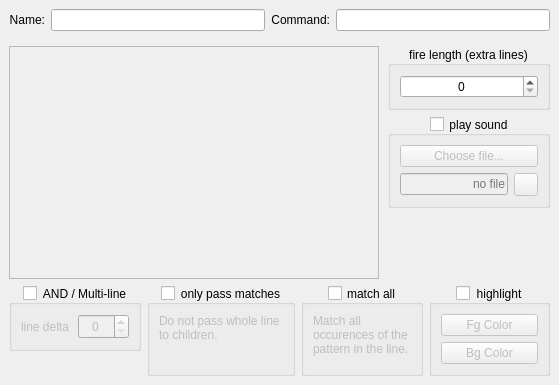
The window that src/ui/triggers_main_area.ui (Mudlet/Mudlet) describes before a commit, drawn with Qt 5.
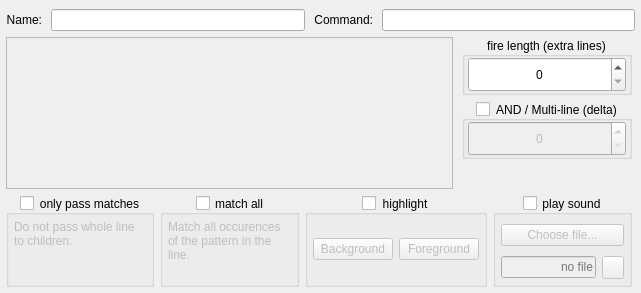
The same window after the commit. Icons and pictures are not drawn.

Commit message:
Revise: tweak layout of triggers_main_area form
Swaps the position of two controls to try and improve the utilisation of
the available space.

Diff of the .ui file:
```diff
--- a/src/ui/triggers_main_area.ui
+++ b/src/ui/triggers_main_area.ui
@@ -6,8 +6,8 @@
    <rect>
     <x>0</x>
     <y>0</y>
-    <width>559</width>
-    <height>385</height>
+    <width>641</width>
+    <height>293</height>
    </rect>
   </property>
   <layout class="QVBoxLayout" name="verticalLayout_main_area" stretch="0,1,0">
@@ -35,6 +35,18 @@
       <bool>true</bool>
      </property>
      <layout class="QHBoxLayout" name="horizontalLayout_widget_top" stretch="0,1,0,1">
+      <property name="spacing">
+       <number>9</number>
+      </property>
+      <property name="leftMargin">
+       <number>6</number>
+      </property>
+      <property name="rightMargin">
+       <number>6</number>
+      </property>
+      <property name="bottomMargin">
+       <number>0</number>
+      </property>
       <item>
        <widget class="QLabel" name="label_trigger_name">
         <property name="sizePolicy">
@@ -114,6 +126,9 @@
       <property name="spacing">
        <number>0</number>
       </property>
+      <property name="leftMargin">
+       <number>6</number>
+      </property>
       <property name="topMargin">
        <number>0</number>
       </property>
@@ -131,22 +146,12 @@
         <property name="widgetResizable">
          <bool>true</bool>
         </property>
-        <widget class="QWidget" name="widget_scrollArea">
-         <property name="geometry">
-          <rect>
-           <x>0</x>
-           <y>0</y>
-           <width>359</width>
-           <height>197</height>
-          </rect>
-         </property>
-        </widget>
        </widget>
       </item>
       <item>
        <widget class="QWidget" name="widget_middleRight" native="true">
         <property name="sizePolicy">
-         <sizepolicy hsizetype="Fixed" vsizetype="Expanding">
+         <sizepolicy hsizetype="Fixed" vsizetype="Minimum">
           <horstretch>0</horstretch>
           <verstretch>0</verstretch>
          </sizepolicy>
@@ -154,7 +159,7 @@
         <property name="autoFillBackground">
          <bool>true</bool>
         </property>
-        <layout class="QVBoxLayout" name="verticalLayout_widget_middleRight" stretch="0,0,0">
+        <layout class="QVBoxLayout" name="verticalLayout_widget_middleRight" stretch="0,0,1">
          <property name="topMargin">
           <number>0</number>
          </property>
@@ -164,7 +169,7 @@
          <item alignment="Qt::AlignTop">
           <widget class="QGroupBox" name="groupBox_stayOpen">
            <property name="sizePolicy">
-            <sizepolicy hsizetype="Expanding" vsizetype="Expanding">
+            <sizepolicy hsizetype="Preferred" vsizetype="Minimum">
              <horstretch>0</horstretch>
              <verstretch>0</verstretch>
             </sizepolicy>
@@ -172,7 +177,7 @@
            <property name="minimumSize">
             <size>
              <width>0</width>
-             <height>0</height>
+             <height>58</height>
             </size>
            </property>
            <property name="maximumSize">
@@ -199,15 +204,33 @@
            <property name="checked">
             <bool>false</bool>
            </property>
-           <layout class="QHBoxLayout" name="horizontalLayout">
+           <layout class="QHBoxLayout" name="horizontalLayout_groupBox_stayOpen" stretch="1">
+            <property name="leftMargin">
+             <number>3</number>
+            </property>
+            <property name="topMargin">
+             <number>0</number>
+            </property>
+            <property name="rightMargin">
+             <number>3</number>
+            </property>
+            <property name="bottomMargin">
+             <number>0</number>
+            </property>
             <item>
              <widget class="QSpinBox" name="spinBox_stayOpen">
               <property name="sizePolicy">
-               <sizepolicy hsizetype="Expanding" vsizetype="Expanding">
+               <sizepolicy hsizetype="Preferred" vsizetype="Minimum">
                 <horstretch>0</horstretch>
                 <verstretch>0</verstretch>
                </sizepolicy>
               </property>
+              <property name="minimumSize">
+               <size>
+                <width>0</width>
+                <height>21</height>
+               </size>
+              </property>
               <property name="toolTip">
                <string>&lt;p&gt;How many more line after the one that fired the trigger should be passed to children?&lt;/p&gt;</string>
               </property>
@@ -215,7 +238,7 @@
                <set>Qt::AlignCenter</set>
               </property>
               <property name="maximum">
-               <number>1000</number>
+               <number>99</number>
               </property>
              </widget>
             </item>
@@ -223,9 +246,9 @@
           </widget>
          </item>
          <item>
-          <widget class="QGroupBox" name="groupBox_soundTrigger">
+          <widget class="QGroupBox" name="groupBox_multiLineTrigger">
            <property name="sizePolicy">
-            <sizepolicy hsizetype="Expanding" vsizetype="Minimum">
+            <sizepolicy hsizetype="Preferred" vsizetype="Minimum">
              <horstretch>0</horstretch>
              <verstretch>0</verstretch>
             </sizepolicy>
@@ -233,7 +256,7 @@
            <property name="minimumSize">
             <size>
              <width>0</width>
-             <height>92</height>
+             <height>58</height>
             </size>
            </property>
            <property name="maximumSize">
@@ -243,10 +266,14 @@
             </size>
            </property>
            <property name="toolTip">
-            <string>&lt;p&gt;Play a sound file if the trigger fires.&lt;/p&gt;</string>
+            <string>&lt;p&gt;The trigger will only fire if &lt;u&gt;all&lt;/u&gt; conditions on the list have been met within the specified line delta, and captures will be saved in &lt;tt&gt;multimatches&lt;/tt&gt; instead of &lt;tt&gt;matches&lt;/tt&gt;.&lt;/p&gt;
+&lt;p&gt;If this option is &lt;b&gt;not&lt;/b&gt; set the trigger will fire if &lt;u&gt;any&lt;/u&gt; condition on the list have been met.&lt;/p&gt;</string>
+           </property>
+           <property name="autoFillBackground">
+            <bool>true</bool>
            </property>
            <property name="title">
-            <string>play sound</string>
+            <string>AND / Multi-line (delta)</string>
            </property>
            <property name="alignment">
             <set>Qt::AlignCenter</set>
@@ -257,11 +284,23 @@
            <property name="checked">
             <bool>false</bool>
            </property>
-           <layout class="QGridLayout" name="gridLayout_groupBox_soundTrigger">
-            <item row="0" column="0" colspan="2">
-             <widget class="QPushButton" name="pushButtonSound">
+           <layout class="QHBoxLayout" name="horizontalLayout_groupBox_multiLineTrigger" stretch="0">
+            <property name="leftMargin">
+             <number>3</number>
+            </property>
+            <property name="topMargin">
+             <number>0</number>
+            </property>
+            <property name="rightMargin">
+             <number>3</number>
+            </property>
+            <property name="bottomMargin">
+             <number>0</number>
+            </property>
+            <item>
+             <widget class="QSpinBox" name="spinBox_lineMargin">
               <property name="sizePolicy">
-               <sizepolicy hsizetype="Expanding" vsizetype="Minimum">
+               <sizepolicy hsizetype="Preferred" vsizetype="Minimum">
                 <horstretch>0</horstretch>
                 <verstretch>0</verstretch>
                </sizepolicy>
@@ -269,27 +308,13 @@
               <property name="minimumSize">
                <size>
                 <width>0</width>
-                <height>22</height>
+                <height>21</height>
                </size>
               </property>
-              <property name="toolTip">
-               <string comment="This is the button used to select a sound file to be played when a trigger fires." extracomment="Please ensure the text used here is duplicated within the tooltip for the QLineEdit that displays the file name selected.">&lt;p&gt;Use this to open a file selection dialogue to find a sound file to play when the trigger fires.&lt;/p&gt;
-&lt;p&gt;&lt;i&gt;Cancelling from the file dialogue will not make any changes; to clear the file use the clear button to the right of the file name display.&lt;/i&gt;&lt;/p&gt;</string>
-              </property>
-              <property name="text">
-               <string>Choose file...</string>
-              </property>
-             </widget>
-            </item>
-            <item row="1" column="0">
-             <widget class="QLineEdit" name="lineEdit_soundFile">
-              <property name="enabled">
-               <bool>false</bool>
-              </property>
-              <property name="minimumSize">
+              <property name="maximumSize">
                <size>
-                <width>0</width>
-                <height>22</height>
+                <width>16777215</width>
+                <height>16777215</height>
                </size>
               </property>
               <property name="cursor">
@@ -302,30 +327,7 @@
                <string comment="This is the tooltip for the QLineEdit that shows - but does not permit changing - the sound file used for a trigger." extracomment="Please ensure that the text used for &quot;Choose file ,,,&quot; here is the same as is used for the button that it refers to.">&lt;p&gt;This displays the file selected to play when the trigger fires. To change this used the &lt;i&gt;Choose file...&lt;/i&gt; button or to remove it use the clear button.&lt;/p&gt;</string>
               </property>
               <property name="alignment">
-               <set>Qt::AlignRight|Qt::AlignTrailing|Qt::AlignVCenter</set>
-              </property>
-              <property name="readOnly">
-               <bool>true</bool>
-              </property>
-              <property name="placeholderText">
-               <string>no file</string>
-              </property>
-             </widget>
-            </item>
-            <item row="1" column="1">
-             <widget class="QToolButton" name="toolButton_clearSoundFile">
-              <property name="minimumSize">
-               <size>
-                <width>22</width>
-                <height>22</height>
-               </size>
-              </property>
-              <property name="toolTip">
-               <string>&lt;p&gt;Click to remove a sound file set for this trigger.&lt;/p&gt;</string>
-              </property>
-              <property name="icon">
-               <iconset resource="../mudlet.qrc">
-                <normaloff>:/icons/edit-clear-locationbar-rtl-green.png</normaloff>:/icons/edit-clear-locationbar-rtl-green.png</iconset>
+               <set>Qt::AlignCenter</set>
               </property>
              </widget>
             </item>
@@ -343,7 +345,7 @@
               <property name="sizeHint" stdset="0">
                <size>
                 <width>20</width>
-                <height>1</height>
+                <height>0</height>
                </size>
               </property>
              </spacer>
@@ -363,108 +365,15 @@
       <bool>true</bool>
      </property>
      <layout class="QHBoxLayout" name="horizontalLayout_widget_bottom" stretch="1,1,1,1">
+      <property name="leftMargin">
+       <number>6</number>
+      </property>
       <property name="topMargin">
        <number>0</number>
       </property>
-      <item alignment="Qt::AlignTop">
-       <widget class="QGroupBox" name="groupBox_multiLineTrigger">
-        <property name="sizePolicy">
-         <sizepolicy hsizetype="Expanding" vsizetype="Expanding">
-          <horstretch>0</horstretch>
-          <verstretch>0</verstretch>
-         </sizepolicy>
-        </property>
-        <property name="minimumSize">
-         <size>
-          <width>0</width>
-          <height>0</height>
-         </size>
-        </property>
-        <property name="maximumSize">
-         <size>
-          <width>16777215</width>
-          <height>16777215</height>
-         </size>
-        </property>
-        <property name="toolTip">
-         <string>&lt;p&gt;The trigger will only fire if &lt;u&gt;all&lt;/u&gt; conditions on the list have been met within the specified line delta, and captures will be saved in &lt;tt&gt;multimatches&lt;/tt&gt; instead of &lt;tt&gt;matches&lt;/tt&gt;.&lt;/p&gt;
-&lt;p&gt;If this option is &lt;b&gt;not&lt;/b&gt; set the trigger will fire if &lt;u&gt;any&lt;/u&gt; condition on the list have been met.&lt;/p&gt;</string>
-        </property>
-        <property name="autoFillBackground">
-         <bool>true</bool>
-        </property>
-        <property name="title">
-         <string>AND / Multi-line</string>
-        </property>
-        <property name="alignment">
-         <set>Qt::AlignCenter</set>
-        </property>
-        <property name="checkable">
-         <bool>true</bool>
-        </property>
-        <property name="checked">
-         <bool>false</bool>
-        </property>
-        <layout class="QHBoxLayout" name="horizontalLayout_groupBox_multiLineTrigger">
-         <item>
-          <widget class="QLabel" name="label_lineMargin">
-           <property name="sizePolicy">
-            <sizepolicy hsizetype="Expanding" vsizetype="Expanding">
-             <horstretch>0</horstretch>
-             <verstretch>0</verstretch>
-            </sizepolicy>
-           </property>
-           <property name="minimumSize">
-            <size>
-             <width>0</width>
-             <height>25</height>
-            </size>
-           </property>
-           <property name="text">
-            <string>line delta</string>
-           </property>
-           <property name="scaledContents">
-            <bool>true</bool>
-           </property>
-           <property name="wordWrap">
-            <bool>true</bool>
-           </property>
-           <property name="indent">
-            <number>0</number>
-           </property>
-          </widget>
-         </item>
-         <item>
-          <widget class="QSpinBox" name="spinBox_lineMargin">
-           <property name="sizePolicy">
-            <sizepolicy hsizetype="Expanding" vsizetype="Expanding">
-             <horstretch>0</horstretch>
-             <verstretch>0</verstretch>
-            </sizepolicy>
-           </property>
-           <property name="minimumSize">
-            <size>
-             <width>0</width>
-             <height>15</height>
-            </size>
-           </property>
-           <property name="maximumSize">
-            <size>
-             <width>16777215</width>
-             <height>16777215</height>
-            </size>
-           </property>
-           <property name="toolTip">
-            <string>Within how many lines must all condition be true to fire the trigger?</string>
-           </property>
-           <property name="alignment">
-            <set>Qt::AlignCenter</set>
-           </property>
-          </widget>
-         </item>
-        </layout>
-       </widget>
-      </item>
+      <property name="bottomMargin">
+       <number>6</number>
+      </property>
       <item>
        <widget class="QGroupBox" name="groupBox_filterTrigger">
         <property name="baseSize">
@@ -489,6 +398,21 @@
          <bool>false</bool>
         </property>
         <layout class="QVBoxLayout" name="verticalLayout_groupBox_filterTrigger">
+         <property name="spacing">
+          <number>0</number>
+         </property>
+         <property name="leftMargin">
+          <number>5</number>
+         </property>
+         <property name="topMargin">
+          <number>5</number>
+         </property>
+         <property name="rightMargin">
+          <number>5</number>
+         </property>
+         <property name="bottomMargin">
+          <number>5</number>
+         </property>
          <item alignment="Qt::AlignTop">
           <widget class="QLabel" name="label_filterTrigger">
            <property name="sizePolicy">
@@ -547,6 +471,21 @@
          <bool>false</bool>
         </property>
         <layout class="QVBoxLayout" name="verticalLayout_groupBox_perlSlashGOption">
+         <property name="spacing">
+          <number>0</number>
+         </property>
+         <property name="leftMargin">
+          <number>5</number>
+         </property>
+         <property name="topMargin">
+          <number>5</number>
+         </property>
+         <property name="rightMargin">
+          <number>5</number>
+         </property>
+         <property name="bottomMargin">
+          <number>5</number>
+         </property>
          <item alignment="Qt::AlignTop">
           <widget class="QLabel" name="label_perlSlashGOption">
            <property name="sizePolicy">
@@ -607,8 +546,39 @@
         <property name="checked">
          <bool>false</bool>
         </property>
-        <layout class="QVBoxLayout" name="verticalLayout_triggerColorizer">
-         <item>
+        <layout class="QHBoxLayout" name="horizontalLayout">
+         <property name="leftMargin">
+          <number>5</number>
+         </property>
+         <property name="topMargin">
+          <number>5</number>
+         </property>
+         <property name="rightMargin">
+          <number>5</number>
+         </property>
+         <property name="bottomMargin">
+          <number>5</number>
+         </property>
+         <item alignment="Qt::AlignVCenter">
+          <widget class="QPushButton" name="pushButtonFgColor">
+           <property name="sizePolicy">
+            <sizepolicy hsizetype="Expanding" vsizetype="Expanding">
+             <horstretch>0</horstretch>
+             <verstretch>0</verstretch>
+            </sizepolicy>
+           </property>
+           <property name="maximumSize">
+            <size>
+             <width>16777215</width>
+             <height>16777215</height>
+            </size>
+           </property>
+           <property name="text">
+            <string>Background</string>
+           </property>
+          </widget>
+         </item>
+         <item alignment="Qt::AlignVCenter">
           <widget class="QPushButton" name="pushButtonBgColor">
            <property name="sizePolicy">
             <sizepolicy hsizetype="Expanding" vsizetype="Expanding">
@@ -623,29 +593,128 @@
             </size>
            </property>
            <property name="text">
-            <string>Fg Color</string>
+            <string>Foreground</string>
            </property>
            <property name="flat">
             <bool>false</bool>
            </property>
           </widget>
          </item>
-         <item>
-          <widget class="QPushButton" name="pushButtonFgColor">
+        </layout>
+       </widget>
+      </item>
+      <item>
+       <widget class="QGroupBox" name="groupBox_soundTrigger">
+        <property name="sizePolicy">
+         <sizepolicy hsizetype="Expanding" vsizetype="Minimum">
+          <horstretch>0</horstretch>
+          <verstretch>0</verstretch>
+         </sizepolicy>
+        </property>
+        <property name="minimumSize">
+         <size>
+          <width>0</width>
+          <height>92</height>
+         </size>
+        </property>
+        <property name="maximumSize">
+         <size>
+          <width>16777215</width>
+          <height>16777215</height>
+         </size>
+        </property>
+        <property name="toolTip">
+         <string>&lt;p&gt;Play a sound file if the trigger fires.&lt;/p&gt;</string>
+        </property>
+        <property name="title">
+         <string>play sound</string>
+        </property>
+        <property name="alignment">
+         <set>Qt::AlignCenter</set>
+        </property>
+        <property name="checkable">
+         <bool>true</bool>
+        </property>
+        <property name="checked">
+         <bool>false</bool>
+        </property>
+        <layout class="QGridLayout" name="gridLayout_groupBox_soundTrigger">
+         <property name="leftMargin">
+          <number>5</number>
+         </property>
+         <property name="topMargin">
+          <number>5</number>
+         </property>
+         <property name="rightMargin">
+          <number>5</number>
+         </property>
+         <property name="bottomMargin">
+          <number>5</number>
+         </property>
+         <item row="0" column="0" colspan="2" alignment="Qt::AlignVCenter">
+          <widget class="QPushButton" name="pushButtonSound">
            <property name="sizePolicy">
-            <sizepolicy hsizetype="Expanding" vsizetype="Expanding">
+            <sizepolicy hsizetype="Expanding" vsizetype="Minimum">
              <horstretch>0</horstretch>
              <verstretch>0</verstretch>
             </sizepolicy>
            </property>
-           <property name="maximumSize">
+           <property name="minimumSize">
             <size>
-             <width>16777215</width>
-             <height>16777215</height>
+             <width>0</width>
+             <height>22</height>
             </size>
            </property>
            <property name="text">
-            <string>Bg Color</string>
+            <string>Choose file...</string>
+           </property>
+          </widget>
+         </item>
+         <item row="1" column="0">
+          <widget class="QLineEdit" name="lineEdit_soundFile">
+           <property name="enabled">
+            <bool>false</bool>
+           </property>
+           <property name="minimumSize">
+            <size>
+             <width>0</width>
+             <height>22</height>
+            </size>
+           </property>
+           <property name="cursor">
+            <cursorShape>ForbiddenCursor</cursorShape>
+           </property>
+           <property name="focusPolicy">
+            <enum>Qt::NoFocus</enum>
+           </property>
+           <property name="toolTip">
+            <string comment="This is the tooltip for the QLineEdit that shows - but does not permit changing - the sound file used for a trigger." extracomment="Please ensure that the text used for &quot;Choose file ,,,&quot; here is the same as is used for the button that it refers to.">&lt;p&gt;This displays the file selected to play when the trigger fires. To change this used the &lt;i&gt;Choose file...&lt;/i&gt; button or to remove it use the clear button.&lt;/p&gt;</string>
+           </property>
+           <property name="alignment">
+            <set>Qt::AlignRight|Qt::AlignTrailing|Qt::AlignVCenter</set>
+           </property>
+           <property name="readOnly">
+            <bool>true</bool>
+           </property>
+           <property name="placeholderText">
+            <string>no file</string>
+           </property>
+          </widget>
+         </item>
+         <item row="1" column="1">
+          <widget class="QToolButton" name="toolButton_clearSoundFile">
+           <property name="minimumSize">
+            <size>
+             <width>22</width>
+             <height>22</height>
+            </size>
+           </property>
+           <property name="toolTip">
+            <string>&lt;p&gt;Click to remove a sound file set for this trigger.&lt;/p&gt;</string>
+           </property>
+           <property name="icon">
+            <iconset resource="../mudlet.qrc">
+             <normaloff>:/icons/edit-clear-locationbar-rtl-green.png</normaloff>:/icons/edit-clear-locationbar-rtl-green.png</iconset>
            </property>
           </widget>
          </item>
```
Left out of the diff: 17 changed lines with no effect on the pictures.
